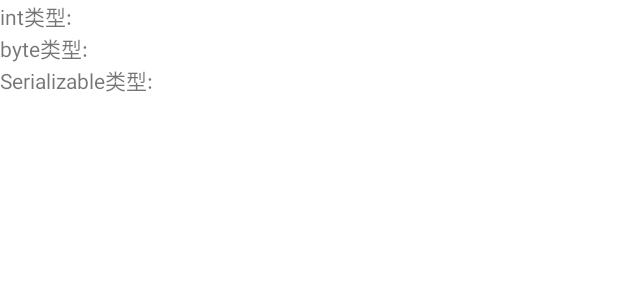
After one commit to ys-lll/Android, an Android app: the layout activity_fourth.xml on its own in the app's theme, with its tools: preview values and no code run, on a phone screen of 412 x 824 dp. The commit adds this screen. Shown: the top 300 px of the screen. Run offline under Robolectric (Android 15) with nearby library versions, the phone set to English and light mode, and no system bars.

Commit message:
fourth homework

```diff
--- a/app/src/main/AndroidManifest.xml
+++ b/app/src/main/AndroidManifest.xml
@@ -2,6 +2,7 @@
 <manifest xmlns:android="http://schemas.android.com/apk/res/android"
     package="com.example.a20220419demo">
 
+    <uses-permission android:name="android.permission.ACCESS_NETWORK_STATE" />
     <application
         android:allowBackup="true"
         android:icon="@mipmap/ic_launcher"
@@ -21,6 +22,7 @@
         <activity android:name=".SecondActivity"></activity>
         <activity android:name=".ThirdActivity"></activity>
         <activity android:name=".RightFragActivity"></activity>
+        <activity android:name=".fourthActivity"></activity>
     </application>
 
 </manifest>
--- /dev/null
+++ b/app/src/main/res/layout/activity_fourth.xml
@@ -0,0 +1,49 @@
+<?xml version="1.0" encoding="utf-8"?>
+<TableLayout xmlns:android="http://schemas.android.com/apk/res/android"
+    android:layout_width="match_parent"
+    android:layout_height="match_parent">
+    <TableRow>
+        <TextView
+            android:layout_width="wrap_content"
+            android:layout_height="wrap_content"
+            android:id="@+id/intType"
+            android:text="@string/int_Type">
+        </TextView>
+        <TextView
+            android:layout_width="wrap_content"
+            android:layout_height="wrap_content"
+            android:id="@+id/intText">
+        </TextView>
+    </TableRow>
+    <TableRow>
+        <TextView
+            android:layout_width="wrap_content"
+            android:layout_height="wrap_content"
+            android:id="@+id/byteType"
+            android:text="@string/byte_Type">
+        </TextView>
+        <TextView
+            android:layout_width="wrap_content"
+            android:layout_height="wrap_content"
+            android:id="@+id/byteText">
+        </TextView>
+    </TableRow>
+    <TableRow>
+        <TextView
+            android:layout_width="wrap_content"
+            android:layout_height="wrap_content"
+            android:id="@+id/SerializableType"
+            android:text="@string/Serializable_Type">
+        </TextView>
+        <TextView
+            android:layout_width="wrap_content"
+            android:layout_height="wrap_content"
+            android:id="@+id/SerializableText">
+        </TextView>
+    </TableRow>
+    <TableRow>
+        <TextView android:id="@+id/tv"></TextView>
+    </TableRow>
+
+
+</TableLayout>
--- a/app/src/main/res/values/strings.xml
+++ b/app/src/main/res/values/strings.xml
@@ -1,3 +1,6 @@
 <resources>
     <string name="app_name">20220419demo</string>
+    <string name="int_Type">int类型:</string>
+    <string name="byte_Type">byte类型:</string>
+    <string name="Serializable_Type">Serializable类型:</string>
 </resources>
```
Also changed, not shown: app/src/main/java/com/example/a20220419demo/SecondActivity.java (+11 -0 lines), app/src/main/java/com/example/a20220419demo/fourthActivity.java (added, +140 -0 lines).
